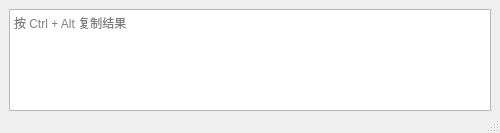
Before: the Qt Designer form src/calculator_ui.ui in Neo-513/project-qt, drawn with Qt 5.
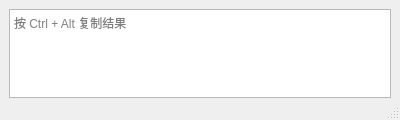
After: the same form once the commit is applied.

The edit to the form file:
```diff
--- a/src/calculator_ui.ui
+++ b/src/calculator_ui.ui
@@ -6,8 +6,8 @@
    <rect>
     <x>0</x>
     <y>0</y>
-    <width>500</width>
-    <height>133</height>
+    <width>400</width>
+    <height>120</height>
    </rect>
   </property>
   <property name="windowTitle">
@@ -15,9 +15,6 @@
   </property>
   <widget class="QWidget" name="centralwidget">
    <layout class="QGridLayout" name="gridLayout">
-    <property name="leftMargin">
-     <number>9</number>
-    </property>
     <property name="bottomMargin">
      <number>0</number>
     </property>
```
Left out of the diff: 16 changed lines with no effect on the pictures.
